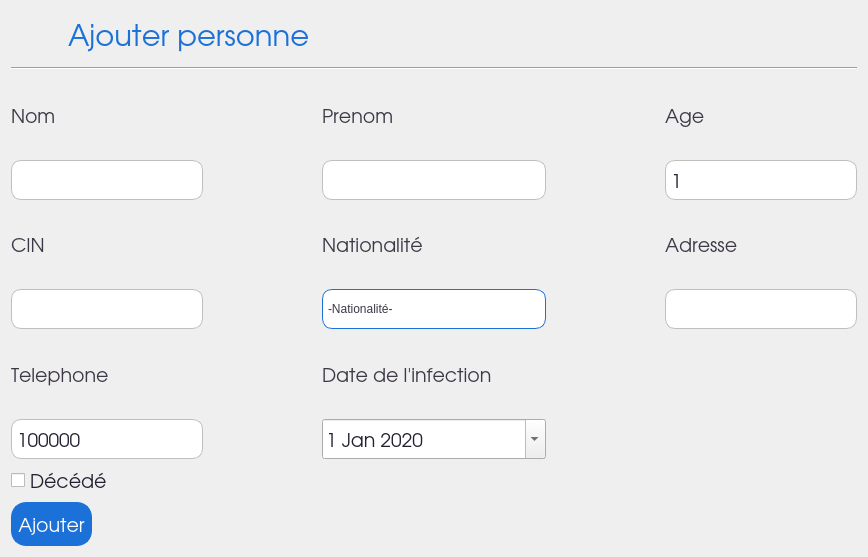
Before: the Qt Designer form Personne/Ajouter/ajouter.ui in Mindblownserver/mini-project, drawn with Qt 5.
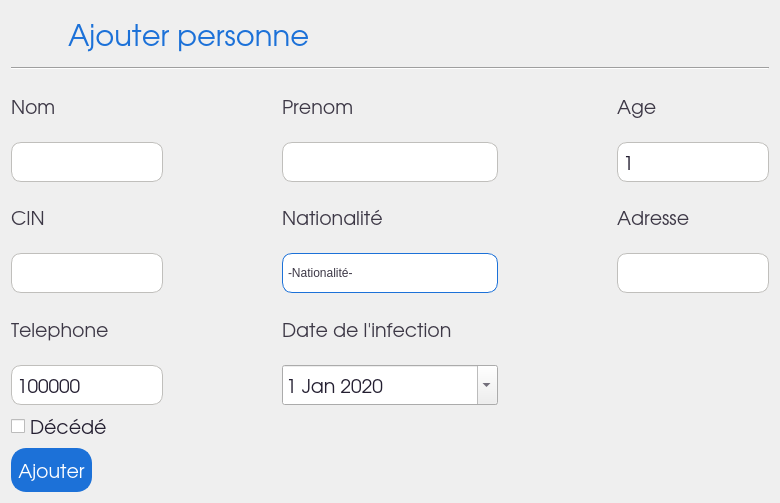
After: the same form once the commit is applied. Icons and pictures are not drawn.

Diff of the .ui file:
```diff
--- a/Personne/Ajouter/ajouter.ui
+++ b/Personne/Ajouter/ajouter.ui
@@ -6,8 +6,8 @@
    <rect>
     <x>0</x>
     <y>0</y>
-    <width>868</width>
-    <height>557</height>
+    <width>780</width>
+    <height>503</height>
    </rect>
   </property>
   <property name="font">
```
